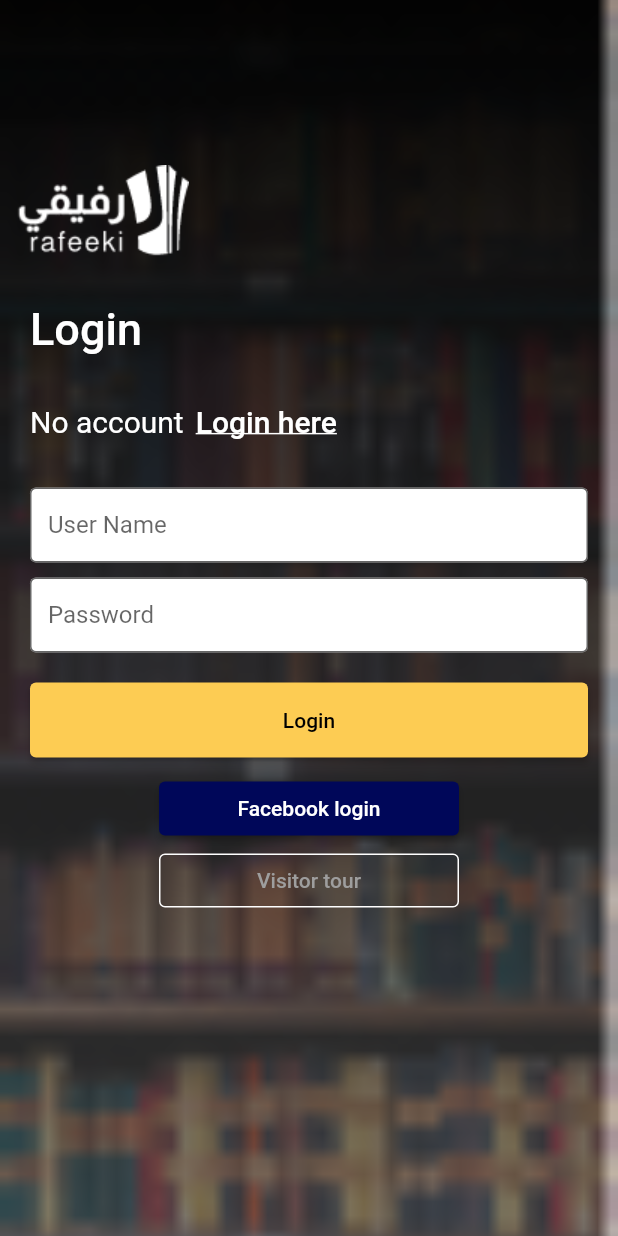
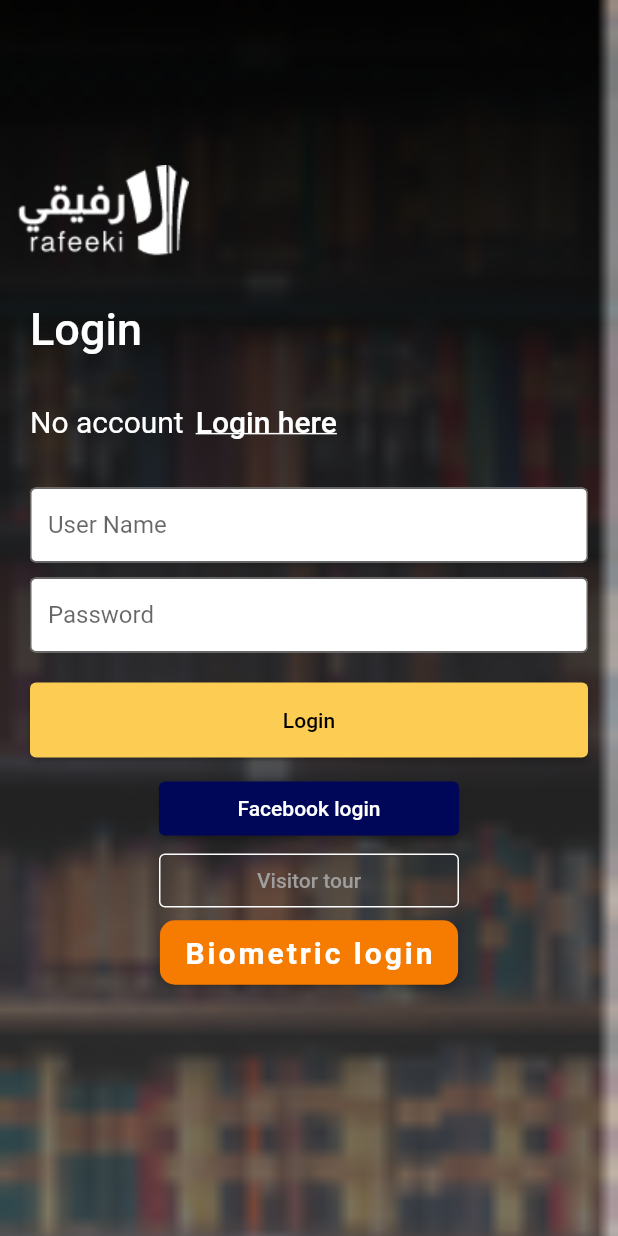
Before and after one commit to AhmedmoatasemVictorylink/LoginFlutter, a Flutter app: the LoginWidget screen opened directly, on a phone screen of 412 x 824 dp. Run offline on Flutter 3.47's test engine with Material 2 defaults, Android fonts, the phone set to English and light mode, and no system bars; our stand-ins replace hexcolor, introduction_screen, local_auth.

Commit message:
Adding biometric login

```diff
--- a/lib/login_widget.dart
+++ b/lib/login_widget.dart
@@ -1,8 +1,10 @@
 import 'package:flutter/material.dart';
 import 'package:hexcolor/hexcolor.dart';
+import 'package:login_app/home_screen.dart';
+import 'package:login_app/utils/authentication.dart';
+import 'package:login_app/utils/custom_colors.dart';
 
 class LoginWidget extends StatelessWidget {
-
   TextEditingController nameController = TextEditingController();
   TextEditingController passwordController = TextEditingController();
 
@@ -15,13 +17,14 @@ class LoginWidget extends StatelessWidget {
             image: DecorationImage(
           image: AssetImage("assets/images/login.png"),
           fit: BoxFit.cover,
-              )
-            ),
+        )),
         child: Padding(
-                padding: EdgeInsets.all(10),
+          padding: const EdgeInsets.all(10),
           child: Column(
             children: [
-                    SizedBox(height: 100,),
+              const SizedBox(
+                height: 100,
+              ),
               Container(
                 alignment: Alignment.centerLeft,
                 child: const Image(
@@ -31,13 +34,15 @@ class LoginWidget extends StatelessWidget {
                   // height: 200,
                 ),
               ),
-                    SizedBox(height: 20,),
+              const SizedBox(
+                height: 20,
+              ),
               Expanded(
                 child: ListView(
                   children: <Widget>[
                     Container(
                         alignment: Alignment.centerLeft,
-                              padding: EdgeInsets.all(10),
+                        padding: const EdgeInsets.all(10),
                         child: const Text(
                           'Login',
                           style: TextStyle(
@@ -47,7 +52,7 @@ class LoginWidget extends StatelessWidget {
                         )),
                     Container(
                       alignment: Alignment.centerLeft,
-                              padding: EdgeInsets.all(10),
+                      padding: const EdgeInsets.all(10),
                       child: Row(
                         children: [
                           const Text(
@@ -63,7 +68,6 @@ class LoginWidget extends StatelessWidget {
                             ),
                             child: const Text(
                               'Login here',
-
                               style: TextStyle(
                                 fontSize: 20,
                                 color: Colors.white,
@@ -79,7 +83,7 @@ class LoginWidget extends StatelessWidget {
                     ),
                     Container(
                       height: 60,
-                            padding: EdgeInsets.fromLTRB(10, 10, 10, 0),
+                      padding: const EdgeInsets.fromLTRB(10, 10, 10, 0),
                       child: TextField(
                         controller: nameController,
                         decoration: const InputDecoration(
@@ -92,7 +96,7 @@ class LoginWidget extends StatelessWidget {
                     ),
                     Container(
                       height: 60,
-                            padding: EdgeInsets.fromLTRB(10, 10, 10, 0),
+                      padding: const EdgeInsets.fromLTRB(10, 10, 10, 0),
                       child: TextField(
                         obscureText: true,
                         controller: passwordController,
@@ -104,16 +108,16 @@ class LoginWidget extends StatelessWidget {
                         ),
                       ),
                     ),
-                          SizedBox(height: 20),
+                    const SizedBox(height: 20),
                     Container(
                       height: 50,
-                              padding: EdgeInsets.fromLTRB(10, 0, 10, 0),
+                      padding: const EdgeInsets.fromLTRB(10, 0, 10, 0),
                       child: ElevatedButton(
                         style: ElevatedButton.styleFrom(
                           primary: HexColor("#FDCC53"),
                           onPrimary: Colors.black,
                         ),
-                                child: Text('Login'),
+                        child: const Text('Login'),
                         onPressed: () {
                           print(nameController.text);
                           print(passwordController.text);
@@ -143,9 +147,52 @@ class LoginWidget extends StatelessWidget {
                               onPressed: () {},
                               child: const Text('Visitor tour'),
                               style: OutlinedButton.styleFrom(
-                                  side: const BorderSide(width: 1, color: Colors.white),
+                                side: const BorderSide(
+                                    width: 1, color: Colors.white),
                               ),
-                                  )
+                            )),
+                        ElevatedButton(
+                          style: ButtonStyle(
+                            backgroundColor: MaterialStateProperty.all(
+                              CustomColors.firebaseOrange,
+                            ),
+                            shape: MaterialStateProperty.all(
+                              RoundedRectangleBorder(
+                                borderRadius: BorderRadius.circular(10),
+                              ),
+                            ),
+                          ),
+                          onPressed: () async {
+                            bool isAuthenticated = await Authentication
+                                .authenticateWithBiometrics();
+
+                            if (isAuthenticated) {
+                              Navigator.of(context).push(
+                                MaterialPageRoute(
+                                  builder: (context) => HomeScreen(),
+                                ),
+                              );
+                            } else {
+                              ScaffoldMessenger.of(context).showSnackBar(
+                                Authentication.customSnackBar(
+                                  content:
+                                      'Error authenticating using Biometrics.',
+                                ),
+                              );
+                            }
+                          },
+                          child: Padding(
+                            padding: EdgeInsets.only(top: 10.0, bottom: 10.0),
+                            child: Text(
+                              'Biometric login',
+                              style: TextStyle(
+                                fontSize: 20,
+                                fontWeight: FontWeight.bold,
+                                color: Colors.white,
+                                letterSpacing: 2,
+                              ),
+                            ),
+                          ),
                         ),
                       ],
                       mainAxisAlignment: MainAxisAlignment.center,
--- /dev/null
+++ b/lib/utils/custom_colors.dart
@@ -0,0 +1,10 @@
+import 'package:flutter/material.dart';
+
+class CustomColors {
+  static final Color firebaseNavy = Color(0xFF2C384A);
+  static final Color firebaseOrange = Color(0xFFF57C00);
+  static final Color firebaseAmber = Color(0xFFFFA000);
+  static final Color firebaseYellow = Color(0xFFFFCA28);
+  static final Color firebaseGrey = Color(0xFFECEFF1);
+  static final Color googleBackground = Color(0xFF4285F4);
+}
--- a/pubspec.yaml
+++ b/pubspec.yaml
@@ -31,6 +31,7 @@ dependencies:
     sdk: flutter
   hexcolor: ^2.0.5
   introduction_screen: ^2.1.0
+  local_auth: ^1.1.8
 
 
   # The following adds the Cupertino Icons font to your application.
```
Also changed, not shown: lib/app_bar.dart (added, +33 -0 lines), lib/home_screen.dart (added, +71 -0 lines), lib/step_two_widget.dart (+5 -5 lines), lib/step_widget.dart (+5 -5 lines), lib/utils/authentication.dart (added, +43 -0 lines), pubspec.lock, 4 other files. Lines whose indentation alone changed are shown as unchanged.
